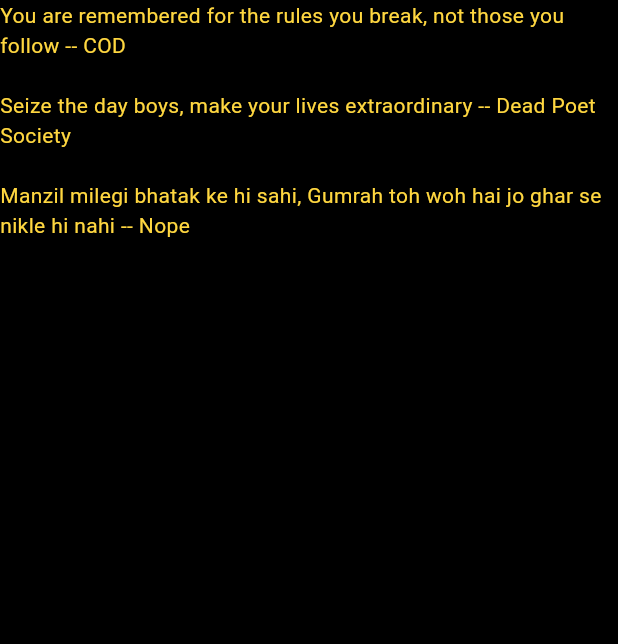
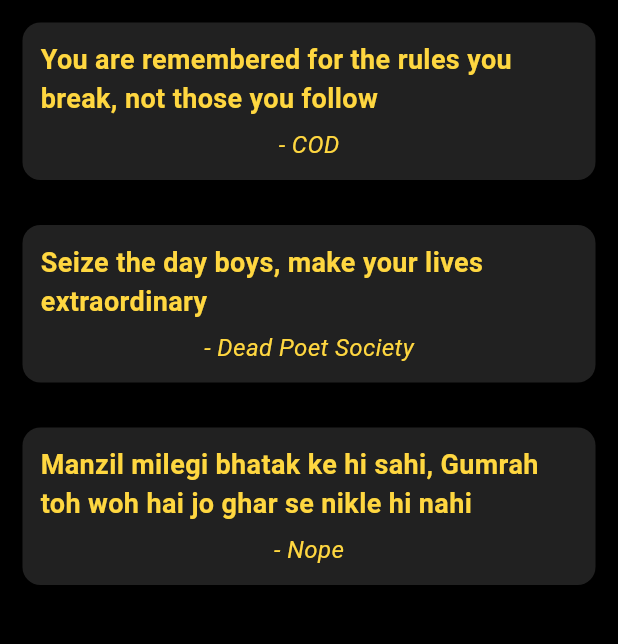
Before and after one commit to Darth-InVader15/Quotes.App, a Flutter app: the screen it shows after launch, on a phone screen of 412 x 824 dp, the part 84-728 px from its top. Run offline on Flutter 3.47's test engine with Material 3 defaults, Android fonts, the phone set to English and light mode, and no system bars.

Commit message:
created custom cards widget

```diff
--- a/lib/main.dart
+++ b/lib/main.dart
@@ -19,31 +19,70 @@ class _quoteListState extends State<quoteList> {
     Quote(quote: "Seize the day boys, make your lives extraordinary", author: "Dead Poet Society"),
     Quote(quote: "Manzil milegi bhatak ke hi sahi, Gumrah toh woh hai jo ghar se nikle hi nahi", author: "Nope"),
   ];
+
+  Widget quoteTemp(Quote quote) {
+    return QuoteCard(quote: quote);
+  }
+
   @override
   Widget build(BuildContext context) {
     return Scaffold(
       backgroundColor: Colors.black,
       appBar: AppBar(
         title: const Text(
-            "Quotes for you",
+          "Quotes for you",
           style: TextStyle(color: Colors.amberAccent),
         ),
-
         centerTitle: true,
         backgroundColor: Colors.grey[900],
       ),
       body: Column(
         mainAxisAlignment: MainAxisAlignment.start,
-        children: quotes.map((quote){
-          return Text(
-            "${quote.quote} -- ${quote.author} \n",
-            style: const TextStyle(
-              color: Colors.amberAccent,
-            ),
-          );
+        children: quotes.map((quote) {
+          return quoteTemp(quote);
         }).toList(),
-      )
-
+      ),
     );
   }
 }
+
+class QuoteCard extends StatelessWidget {
+
+  final Quote quote;
+  QuoteCard({required this.quote});
+  // const quoteCard({
+  //   super.key,
+  // });
+
+  @override
+  Widget build(BuildContext context) {
+    return Card(
+      margin: EdgeInsets.all(15.0),
+      color: Colors.grey[900], // Background color of the card
+      child: Padding(
+        padding: const EdgeInsets.all(12.0),
+        child: Column(
+          children: [
+            Text(
+              quote.quote,
+              style: const TextStyle(
+                color: Colors.amberAccent,
+                fontSize: 18.0,
+                fontWeight: FontWeight.bold,
+              ),
+            ),
+            SizedBox(height: 6.0),
+            Text(
+              "- ${quote.author}",
+              style: const TextStyle(
+                color: Colors.amberAccent,
+                fontSize: 16.0,
+                fontStyle: FontStyle.italic,
+              ),
+            )
+          ],
+        ),
+      ),
+    );
+  }
+}
```
